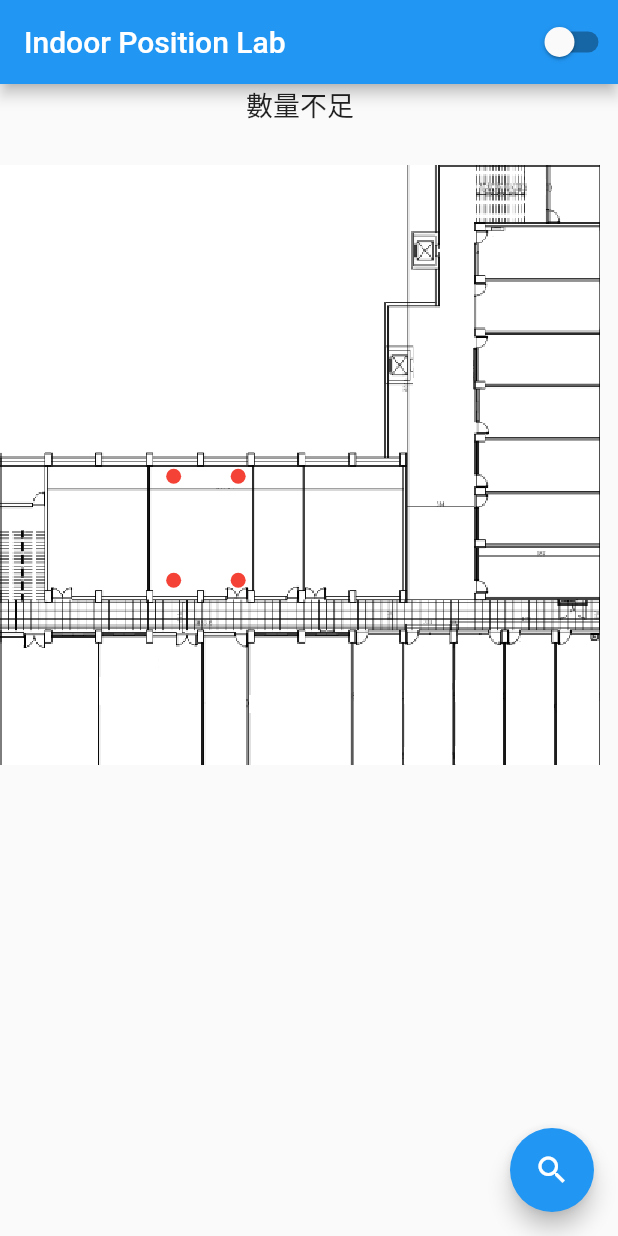
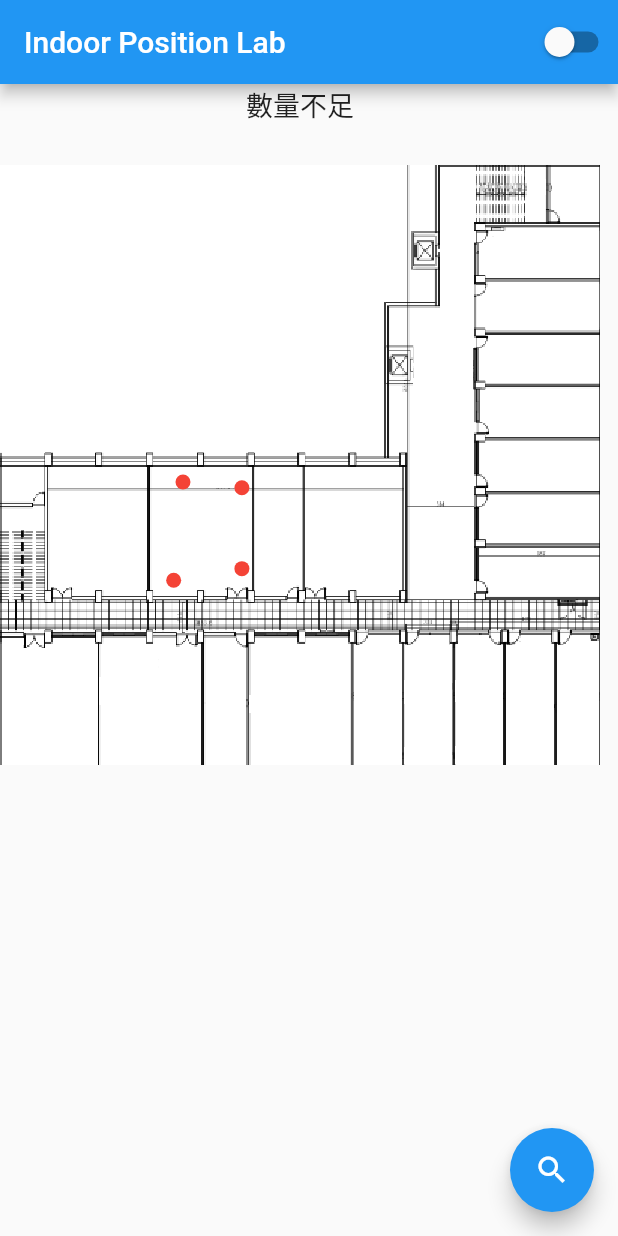
Before and after one commit to cvecve147/nowPosition-App, a Flutter app: the screen it shows after launch, on a phone screen of 412 x 824 dp. Run offline on Flutter 3.47's test engine with Material 2 defaults, Android fonts, the phone set to English and light mode, and no system bars; our stand-ins replace flutter_blue.

Commit message:
change lab tag

```diff
--- a/lib/main.dart
+++ b/lib/main.dart
@@ -42,10 +42,10 @@ devicePushSchool() {
 }
 
 devicePushLab() {
-  device.add(Device(mac: "30:45:11:38:F8:4F", x: 14, y: 16));
-  device.add(Device(mac: "30:45:11:39:07:20", x: 19.2, y: 16));
-  device.add(Device(mac: "30:45:11:3F:A2:7D", x: 14, y: 25));
-  device.add(Device(mac: "30:45:11:38:72:E6", x: 19.2, y: 25));
+  device.add(Device(mac: "30:45:11:3C:64:7E", x: 14, y: 16));
+  device.add(Device(mac: "30:45:11:38:F8:4F", x: 19.5, y: 17));
+  device.add(Device(mac: "30:45:11:3E:2A:D1", x: 14.75, y: 24.5));
+  device.add(Device(mac: "30:45:11:38:72:E6", x: 19.5, y: 24));
   // device.add(Device(mac: "30:45:11:38:72:E6", x: 14 / 3, y: 40 - 0.5));
   // device.add(Device(mac: "30:45:11:3E:2A:D1", x: 21 / 3, y: 40 - 4.0));
   // device.add(Device(mac: "30:45:11:3C:64:7E", x: 6 / 3, y: 40 - 0.2));
@@ -91,6 +91,7 @@ class _MyHomePageState extends State<MyHomePage> {
         count += 1;
       }
     }
+
     for (var item in device) {
       if (count >= 3 && item.rssi.length >= 5) {
         int maxrssi = item.rssi.reduce(max); //負數最大
@@ -103,6 +104,11 @@ class _MyHomePageState extends State<MyHomePage> {
         item.distance = pow(10, power);
         point.add(item);
       }
+    }
+    if (point.length > 0) {
+      point.sort((a, b) {
+        return a.distance > b.distance ? -1 : 1;
+      });
     }
     return point;
   }
@@ -144,7 +150,6 @@ class _MyHomePageState extends State<MyHomePage> {
     }
     X /= 3;
     Y /= 3;
-
     double dist = calculationPreDist(X, Y);
     nowPosition.add(Device(mac: "", x: X, y: Y));
     return "${X.toStringAsFixed(2)} , ${Y.toStringAsFixed(2)} 與上點距離為${dist.toStringAsFixed(2)}";
@@ -176,8 +181,7 @@ class _MyHomePageState extends State<MyHomePage> {
     for (var item in device) {
       //如果超過10次沒收到 清空
       item.notGetRssi += 1;
-      print(item.notGetRssi);
-      if (item.notGetRssi > 10) {
+      if (item.notGetRssi > 7) {
         item.DeviceClearRssi();
       }
     }
```
